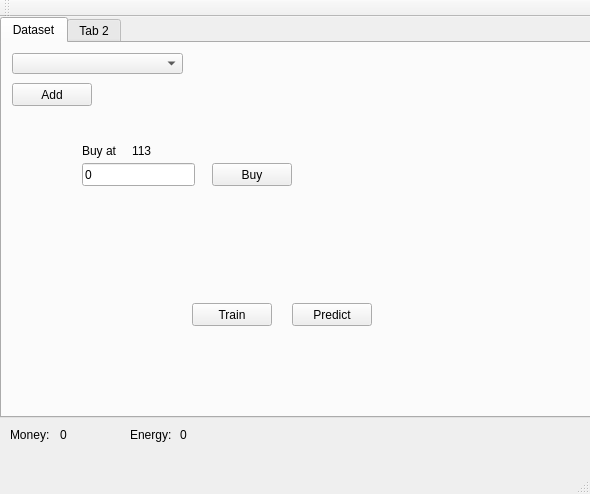
Qt form mainwindow.ui (hspirdal/tradingagent) before a commit.
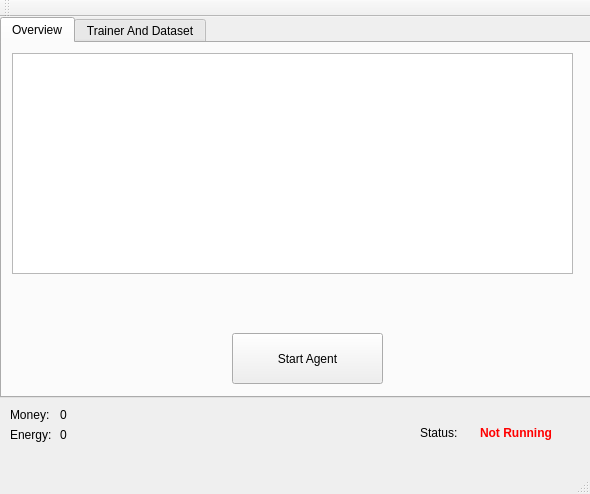
The same form after that commit.

```diff
--- a/mainwindow.ui
+++ b/mainwindow.ui
@@ -20,7 +20,7 @@
       <x>0</x>
       <y>0</y>
       <width>591</width>
-      <height>401</height>
+      <height>381</height>
      </rect>
     </property>
     <property name="currentIndex">
@@ -28,121 +28,108 @@
     </property>
     <widget class="QWidget" name="tab">
      <attribute name="title">
-      <string>Dataset</string>
+      <string>Overview</string>
      </attribute>
      <widget class="QPushButton" name="btnAddSet">
       <property name="geometry">
        <rect>
-        <x>10</x>
-        <y>40</y>
-        <width>80</width>
-        <height>23</height>
+        <x>230</x>
+        <y>290</y>
+        <width>151</width>
+        <height>51</height>
        </rect>
       </property>
       <property name="text">
-       <string>Add</string>
+       <string>Start Agent</string>
       </property>
      </widget>
-     <widget class="QComboBox" name="cmbDatasetRaw">
+     <widget class="QTableWidget" name="tblOverview">
       <property name="geometry">
        <rect>
         <x>10</x>
         <y>10</y>
-        <width>171</width>
-        <height>21</height>
+        <width>561</width>
+        <height>221</height>
        </rect>
       </property>
      </widget>
-     <widget class="QPushButton" name="btnBuyAmount">
+    </widget>
+    <widget class="QWidget" name="tabTrainer">
+     <attribute name="title">
+      <string>Trainer And Dataset</string>
+     </attribute>
+     <widget class="QLabel" name="label_4">
+      <property name="geometry">
+       <rect>
+        <x>10</x>
+        <y>20</y>
+        <width>91</width>
+        <height>16</height>
+       </rect>
+      </property>
+      <property name="text">
+       <string>Dataset used:</string>
+      </property>
+     </widget>
+     <widget class="QLabel" name="lblDatasetFile">
+      <property name="geometry">
+       <rect>
+        <x>110</x>
+        <y>10</y>
+        <width>271</width>
+        <height>61</height>
+       </rect>
+      </property>
+      <property name="text">
+       <string>DatasetFile</string>
+      </property>
+     </widget>
+     <widget class="QLabel" name="label_6">
+      <property name="geometry">
+       <rect>
+        <x>10</x>
+        <y>100</y>
+        <width>91</width>
+        <height>16</height>
+       </rect>
+      </property>
+      <property name="text">
+       <string>Trainer file:</string>
+      </property>
+     </widget>
+     <widget class="QLabel" name="lblTrainerFile">
+      <property name="geometry">
+       <rect>
+        <x>100</x>
+        <y>90</y>
+        <width>251</width>
+        <height>41</height>
+       </rect>
+      </property>
+      <property name="text">
+       <string>2011_2013_daily_NOK</string>
+      </property>
+     </widget>
+     <widget class="QPushButton" name="btnTrainData">
       <property name="geometry">
        <rect>
         <x>210</x>
-        <y>120</y>
-        <width>80</width>
-        <height>23</height>
+        <y>290</y>
+        <width>141</width>
+        <height>51</height>
        </rect>
       </property>
       <property name="text">
-       <string>Buy</string>
+       <string>Start Training</string>
       </property>
      </widget>
-     <widget class="QLineEdit" name="txtBuyAmount">
-      <property name="geometry">
-       <rect>
-        <x>80</x>
-        <y>120</y>
-        <width>113</width>
-        <height>23</height>
-       </rect>
-      </property>
-      <property name="text">
-       <string>0</string>
-      </property>
-     </widget>
-     <widget class="QLabel" name="label_3">
-      <property name="geometry">
-       <rect>
-        <x>80</x>
-        <y>100</y>
-        <width>41</width>
-        <height>16</height>
-       </rect>
-      </property>
-      <property name="text">
-       <string>Buy at</string>
-      </property>
-     </widget>
-     <widget class="QPushButton" name="btnTrain">
-      <property name="geometry">
-       <rect>
-        <x>190</x>
-        <y>260</y>
-        <width>80</width>
-        <height>23</height>
-       </rect>
-      </property>
-      <property name="text">
-       <string>Train</string>
-      </property>
-     </widget>
-     <widget class="QPushButton" name="btnPredict">
-      <property name="geometry">
-       <rect>
-        <x>290</x>
-        <y>260</y>
-        <width>80</width>
-        <height>23</height>
-       </rect>
-      </property>
-      <property name="text">
-       <string>Predict</string>
-      </property>
-     </widget>
-     <widget class="QLabel" name="lblSpotPrice">
-      <property name="geometry">
-       <rect>
-        <x>130</x>
-        <y>100</y>
-        <width>41</width>
-        <height>16</height>
-       </rect>
-      </property>
-      <property name="text">
-       <string>113</string>
-      </property>
-     </widget>
-    </widget>
-    <widget class="QWidget" name="tab_2">
-     <attribute name="title">
-      <string>Tab 2</string>
-     </attribute>
     </widget>
    </widget>
    <widget class="QLabel" name="label">
     <property name="geometry">
      <rect>
       <x>10</x>
-      <y>410</y>
+      <y>390</y>
       <width>57</width>
       <height>15</height>
      </rect>
@@ -155,7 +142,7 @@
     <property name="geometry">
      <rect>
       <x>60</x>
-      <y>410</y>
+      <y>390</y>
       <width>57</width>
       <height>15</height>
      </rect>
@@ -167,7 +154,7 @@
    <widget class="QLabel" name="lblCurrEnergy">
     <property name="geometry">
      <rect>
-      <x>180</x>
+      <x>60</x>
       <y>410</y>
       <width>57</width>
       <height>15</height>
@@ -180,7 +167,7 @@
    <widget class="QLabel" name="label_2">
     <property name="geometry">
      <rect>
-      <x>130</x>
+      <x>10</x>
       <y>410</y>
       <width>57</width>
       <height>15</height>
@@ -190,6 +177,501 @@
      <string>Energy:</string>
     </property>
    </widget>
+   <widget class="QLabel" name="label_5">
+    <property name="geometry">
+     <rect>
+      <x>420</x>
+      <y>400</y>
+      <width>51</width>
+      <height>31</height>
+     </rect>
+    </property>
+    <property name="text">
+     <string>Status:</string>
+    </property>
+   </widget>
+   <widget class="QLabel" name="lblStatus">
+    <property name="geometry">
+     <rect>
+      <x>480</x>
+      <y>400</y>
+      <width>101</width>
+      <height>31</height>
+     </rect>
+    </property>
+    <property name="palette">
+     <palette>
+      <active>
+       <colorrole role="WindowText">
+        <brush brushstyle="SolidPattern">
+         <color alpha="255">
+          <red>255</red>
+          <green>0</green>
+          <blue>0</blue>
+         </color>
+        </brush>
+       </colorrole>
+       <colorrole role="Button">
+        <brush brushstyle="SolidPattern">
+         <color alpha="255">
+          <red>0</red>
+          <green>255</green>
+          <blue>0</blue>
+         </color>
+        </brush>
+       </colorrole>
+       <colorrole role="Light">
+        <brush brushstyle="SolidPattern">
+         <color alpha="255">
+          <red>127</red>
+          <green>255</green>
+          <blue>127</blue>
+         </color>
+        </brush>
+       </colorrole>
+       <colorrole role="Midlight">
+        <brush brushstyle="SolidPattern">
+         <color alpha="255">
+          <red>63</red>
+          <green>255</green>
+          <blue>63</blue>
+         </color>
+        </brush>
+       </colorrole>
+       <colorrole role="Dark">
+        <brush brushstyle="SolidPattern">
+         <color alpha="255">
+          <red>0</red>
+          <green>127</green>
+          <blue>0</blue>
+         </color>
+        </brush>
+       </colorrole>
+       <colorrole role="Mid">
+        <brush brushstyle="SolidPattern">
+         <color alpha="255">
+          <red>0</red>
+          <green>170</green>
+          <blue>0</blue>
+         </color>
+        </brush>
+       </colorrole>
+       <colorrole role="Text">
+        <brush brushstyle="SolidPattern">
+         <color alpha="255">
+          <red>0</red>
+          <green>255</green>
+          <blue>0</blue>
+         </color>
+        </brush>
+       </colorrole>
+       <colorrole role="BrightText">
+        <brush brushstyle="SolidPattern">
+         <color alpha="255">
+          <red>255</red>
+          <green>255</green>
+          <blue>255</blue>
+         </color>
+        </brush>
+       </colorrole>
+       <colorrole role="ButtonText">
+        <brush brushstyle="SolidPattern">
+         <color alpha="255">
+          <red>0</red>
+          <green>255</green>
+          <blue>0</blue>
+         </color>
+        </brush>
+       </colorrole>
+       <colorrole role="Base">
+        <brush brushstyle="SolidPattern">
+         <color alpha="255">
+          <red>255</red>
+          <green>255</green>
+          <blue>255</blue>
+         </color>
+        </brush>
+       </colorrole>
+       <colorrole role="Window">
+        <brush brushstyle="SolidPattern">
+         <color alpha="255">
+          <red>0</red>
+          <green>255</green>
+          <blue>0</blue>
+         </color>
+        </brush>
+       </colorrole>
+       <colorrole role="Shadow">
+        <brush brushstyle="SolidPattern">
+         <color alpha="255">
+          <red>0</red>
+          <green>0</green>
+          <blue>0</blue>
+         </color>
+        </brush>
+       </colorrole>
+       <colorrole role="AlternateBase">
+        <brush brushstyle="SolidPattern">
+         <color alpha="255">
+          <red>127</red>
+          <green>255</green>
+          <blue>127</blue>
+         </color>
+        </brush>
+       </colorrole>
+       <colorrole role="ToolTipBase">
+        <brush brushstyle="SolidPattern">
+         <color alpha="255">
+          <red>255</red>
+          <green>255</green>
+          <blue>220</blue>
+         </color>
+        </brush>
+       </colorrole>
+       <colorrole role="ToolTipText">
+        <brush brushstyle="SolidPattern">
+         <color alpha="255">
+          <red>0</red>
+          <green>255</green>
+          <blue>0</blue>
+         </color>
+        </brush>
+       </colorrole>
+      </active>
+      <inactive>
+       <colorrole role="WindowText">
+        <brush brushstyle="SolidPattern">
+         <color alpha="255">
+          <red>255</red>
+          <green>0</green>
+          <blue>0</blue>
+         </color>
+        </brush>
+       </colorrole>
+       <colorrole role="Button">
+        <brush brushstyle="SolidPattern">
+         <color alpha="255">
+          <red>0</red>
+          <green>255</green>
+          <blue>0</blue>
+         </color>
+        </brush>
+       </colorrole>
+       <colorrole role="Light">
+        <brush brushstyle="SolidPattern">
+         <color alpha="255">
+          <red>127</red>
+          <green>255</green>
+          <blue>127</blue>
+         </color>
+        </brush>
+       </colorrole>
+       <colorrole role="Midlight">
+        <brush brushstyle="SolidPattern">
+         <color alpha="255">
+          <red>63</red>
+          <green>255</green>
+          <blue>63</blue>
+         </color>
+        </brush>
+       </colorrole>
+       <colorrole role="Dark">
+        <brush brushstyle="SolidPattern">
+         <color alpha="255">
+          <red>0</red>
+          <green>127</green>
+          <blue>0</blue>
+         </color>
+        </brush>
+       </colorrole>
+       <colorrole role="Mid">
+        <brush brushstyle="SolidPattern">
+         <color alpha="255">
+          <red>0</red>
+          <green>170</green>
+          <blue>0</blue>
+         </color>
+        </brush>
+       </colorrole>
+       <colorrole role="Text">
+        <brush brushstyle="SolidPattern">
+         <color alpha="255">
+          <red>0</red>
+          <green>255</green>
+          <blue>0</blue>
+         </color>
+        </brush>
+       </colorrole>
+       <colorrole role="BrightText">
+        <brush brushstyle="SolidPattern">
+         <color alpha="255">
+          <red>255</red>
+          <green>255</green>
+          <blue>255</blue>
+         </color>
+        </brush>
+       </colorrole>
+       <colorrole role="ButtonText">
+        <brush brushstyle="SolidPattern">
+         <color alpha="255">
+          <red>0</red>
+          <green>255</green>
+          <blue>0</blue>
+         </color>
+        </brush>
+       </colorrole>
+       <colorrole role="Base">
+        <brush brushstyle="SolidPattern">
+         <color alpha="255">
+          <red>255</red>
+          <green>255</green>
+          <blue>255</blue>
+         </color>
+        </brush>
+       </colorrole>
+       <colorrole role="Window">
+        <brush brushstyle="SolidPattern">
+         <color alpha="255">
+          <red>0</red>
+          <green>255</green>
+          <blue>0</blue>
+         </color>
+        </brush>
+       </colorrole>
+       <colorrole role="Shadow">
+        <brush brushstyle="SolidPattern">
+         <color alpha="255">
+          <red>0</red>
+          <green>0</green>
+          <blue>0</blue>
+         </color>
+        </brush>
+       </colorrole>
+       <colorrole role="AlternateBase">
+        <brush brushstyle="SolidPattern">
+         <color alpha="255">
+          <red>127</red>
+          <green>255</green>
+          <blue>127</blue>
+         </color>
+        </brush>
+       </colorrole>
+       <colorrole role="ToolTipBase">
+        <brush brushstyle="SolidPattern">
+         <color alpha="255">
+          <red>255</red>
+          <green>255</green>
+          <blue>220</blue>
+         </color>
+        </brush>
+       </colorrole>
+       <colorrole role="ToolTipText">
+        <brush brushstyle="SolidPattern">
+         <color alpha="255">
+          <red>0</red>
+          <green>255</green>
+          <blue>0</blue>
+         </color>
+        </brush>
+       </colorrole>
+      </inactive>
+      <disabled>
+       <colorrole role="WindowText">
+        <brush brushstyle="SolidPattern">
+         <color alpha="255">
+          <red>0</red>
+          <green>127</green>
+          <blue>0</blue>
+         </color>
+        </brush>
+       </colorrole>
+       <colorrole role="Button">
+        <brush brushstyle="SolidPattern">
+         <color alpha="255">
+          <red>0</red>
+          <green>255</green>
+          <blue>0</blue>
+         </color>
+        </brush>
+       </colorrole>
+       <colorrole role="Light">
+        <brush brushstyle="SolidPattern">
+         <color alpha="255">
+          <red>127</red>
+          <green>255</green>
+          <blue>127</blue>
+         </color>
+        </brush>
+       </colorrole>
+       <colorrole role="Midlight">
+        <brush brushstyle="SolidPattern">
+         <color alpha="255">
+          <red>63</red>
+          <green>255</green>
+          <blue>63</blue>
+         </color>
+        </brush>
+       </colorrole>
+       <colorrole role="Dark">
+        <brush brushstyle="SolidPattern">
+         <color alpha="255">
+          <red>0</red>
+          <green>127</green>
+          <blue>0</blue>
+         </color>
+        </brush>
+       </colorrole>
+       <colorrole role="Mid">
+        <brush brushstyle="SolidPattern">
+         <color alpha="255">
+          <red>0</red>
+          <green>170</green>
+          <blue>0</blue>
+         </color>
+        </brush>
+       </colorrole>
+       <colorrole role="Text">
+        <brush brushstyle="SolidPattern">
+         <color alpha="255">
+          <red>0</red>
+          <green>127</green>
+          <blue>0</blue>
+         </color>
+        </brush>
+       </colorrole>
+       <colorrole role="BrightText">
+        <brush brushstyle="SolidPattern">
+         <color alpha="255">
+          <red>255</red>
+          <green>255</green>
+          <blue>255</blue>
+         </color>
+        </brush>
+       </colorrole>
+       <colorrole role="ButtonText">
+        <brush brushstyle="SolidPattern">
+         <color alpha="255">
+          <red>0</red>
+          <green>127</green>
+          <blue>0</blue>
+         </color>
+        </brush>
+       </colorrole>
+       <colorrole role="Base">
+        <brush brushstyle="SolidPattern">
+         <color alpha="255">
+          <red>0</red>
+          <green>255</green>
+          <blue>0</blue>
+         </color>
+        </brush>
+       </colorrole>
+       <colorrole role="Window">
+        <brush brushstyle="SolidPattern">
+         <color alpha="255">
+          <red>0</red>
+          <green>255</green>
+          <blue>0</blue>
+         </color>
+        </brush>
+       </colorrole>
+       <colorrole role="Shadow">
+        <brush brushstyle="SolidPattern">
+         <color alpha="255">
+          <red>0</red>
+          <green>0</green>
+          <blue>0</blue>
+         </color>
+        </brush>
+       </colorrole>
+       <colorrole role="AlternateBase">
+        <brush brushstyle="SolidPattern">
+         <color alpha="255">
+          <red>0</red>
+          <green>255</green>
+          <blue>0</blue>
+         </color>
+        </brush>
+       </colorrole>
+       <colorrole role="ToolTipBase">
+        <brush brushstyle="SolidPattern">
+         <color alpha="255">
+          <red>255</red>
+          <green>255</green>
+          <blue>220</blue>
+         </color>
+        </brush>
+       </colorrole>
+       <colorrole role="ToolTipText">
+        <brush brushstyle="SolidPattern">
+         <color alpha="255">
+          <red>0</red>
+          <green>255</green>
+          <blue>0</blue>
+         </color>
+        </brush>
+       </colorrole>
+      </disabled>
+     </palette>
+    </property>
+    <property name="font">
+     <font>
+      <weight>75</weight>
+      <bold>true</bold>
+     </font>
+    </property>
+    <property name="text">
+     <string>Not Running</string>
+    </property>
+    <property name="textFormat">
+     <enum>Qt::PlainText</enum>
+    </property>
+   </widget>
+   <widget class="QWidget" name="layoutWidget">
+    <property name="geometry">
+     <rect>
+      <x>230</x>
+      <y>410</y>
+      <width>148</width>
+      <height>19</height>
+     </rect>
+    </property>
+    <layout class="QHBoxLayout" name="horizontalLayout_2">
+     <item>
+      <layout class="QHBoxLayout" name="horizontalLayout">
+       <item>
+        <widget class="QLabel" name="label_3">
+         <property name="text">
+          <string>Current Spot:</string>
+         </property>
+        </widget>
+       </item>
+       <item>
+        <widget class="QLabel" name="lblSpotPrice">
+         <property name="text">
+          <string>113</string>
+         </property>
+        </widget>
+       </item>
+      </layout>
+     </item>
+     <item>
+      <widget class="QLabel" name="label_7">
+       <property name="text">
+        <string>NOK</string>
+       </property>
+      </widget>
+     </item>
+    </layout>
+   </widget>
+   <zorder>layoutWidget</zorder>
+   <zorder>tabWidget</zorder>
+   <zorder>label</zorder>
+   <zorder>lblCurrMoney</zorder>
+   <zorder>lblCurrEnergy</zorder>
+   <zorder>label_2</zorder>
+   <zorder>label_5</zorder>
+   <zorder>lblStatus</zorder>
   </widget>
   <widget class="QMenuBar" name="menuBar">
    <property name="geometry">
```
Left out of the diff: 2 changed lines with no effect on the pictures.
